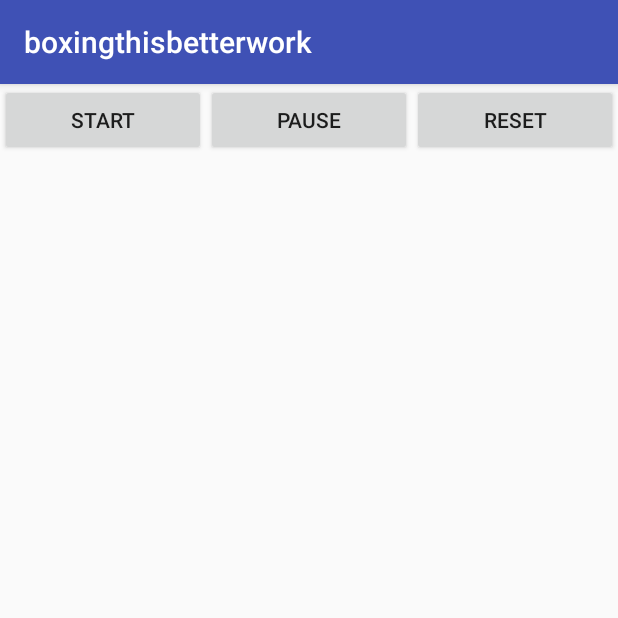
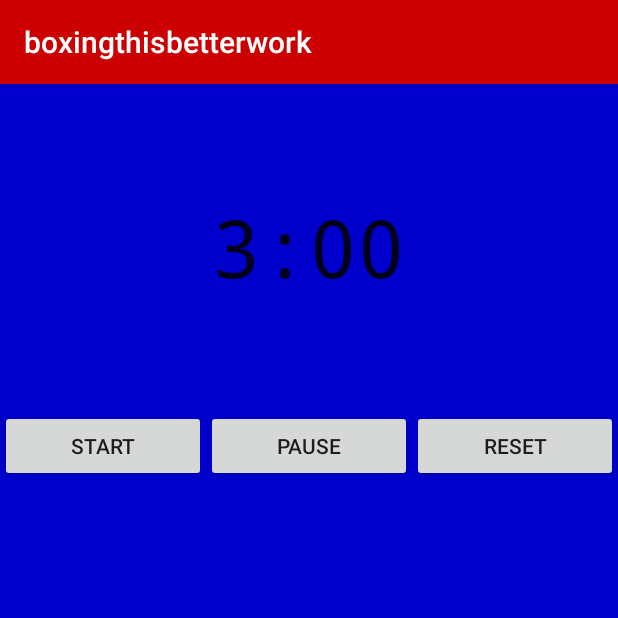
Before and after one commit to matthewthekramer/boxingthisbetterwork, an Android app: the screen it shows after launch (MainActivity), on a phone screen of 412 x 824 dp, the top half of it. Run offline under Robolectric (Android 15) with nearby library versions, the phone set to English and light mode, and no system bars.

Commit message:
Front end alterations for styling, back end alterations to change background color on timer state change. Timer now editable when not running and not editable when running.

```diff
--- a/app/src/main/java/com/hackers/matt/boxingthisbetterwork/MainActivity.java
+++ b/app/src/main/java/com/hackers/matt/boxingthisbetterwork/MainActivity.java
@@ -1,10 +1,14 @@
 package com.hackers.matt.boxingthisbetterwork;
 
+import android.content.Context;
+import android.support.v4.content.ContextCompat;
 import android.support.v7.app.AppCompatActivity;
 import android.os.Bundle;
 import android.util.Log;
 import android.view.View;
 import android.widget.Button;
+import android.widget.EditText;
+import android.widget.LinearLayout;
 import android.widget.TextView;
 import android.os.CountDownTimer;
 import org.w3c.dom.Text;
@@ -15,7 +19,8 @@ public class MainActivity extends AppCompatActivity {
     public boolean canceled = false;
     long milliLeft,min,sec;
     Button button,button2,button3;
-    TextView textView;
+    TextView timerText;
+    LinearLayout layout;
 
     @Override
     protected void onCreate(Bundle savedInstanceState) {
@@ -24,19 +29,24 @@ public class MainActivity extends AppCompatActivity {
         button = (Button) findViewById(R.id.Start);
         button2 = (Button) findViewById(R.id.Pause);
         button3 = (Button) findViewById(R.id.Reset);
-        textView = (TextView) findViewById(R.id.countdownClock);
-        final CountDownTimer ctd = new CountDownTimer(300000, 1000) {
+        timerText = (EditText) findViewById(R.id.countdownClock);
+        layout = (LinearLayout) findViewById(R.id.mainLayout);
+
+        final CountDownTimer ctd = new CountDownTimer(100000, 1000) {
+
             @Override
             public void onTick(long millisUntilFinished) {
                 milliLeft = millisUntilFinished;
                 min = (milliLeft/(1000*60));
                 sec = (milliLeft/1000 - min * 60);
-                textView.setText(Long.toString(min)+ ":" + Long.toString(sec));
+                timerText.setText(Long.toString(min)+ ":" + Long.toString(sec));
             }
 
             @Override
             public void onFinish() {
-                textView.setText("FINISH!!!!");
+                timerText.setText("FINISH!!!!");
+                layout.setBackgroundColor(ContextCompat.getColor(layout.getContext(), R.color.colorDone));
+                timerText.setEnabled(true);
             }
 
         };
@@ -44,6 +54,10 @@ public class MainActivity extends AppCompatActivity {
         {
             public void onClick(View v) {
                 ctd.start();
+                View someView = findViewById(R.id.mainLayout);
+                View root = someView.getRootView();
+                layout.setBackgroundColor(ContextCompat.getColor(layout.getContext(), R.color.colorActive));
+                timerText.setEnabled(false);
             }
 
         });
--- a/app/src/main/res/layout/activity_main.xml
+++ b/app/src/main/res/layout/activity_main.xml
@@ -1,15 +1,32 @@
 <?xml version="1.0" encoding="utf-8"?>
-<RelativeLayout xmlns:android="http://schemas.android.com/apk/res/android"
+<LinearLayout xmlns:android="http://schemas.android.com/apk/res/android"
     xmlns:app="http://schemas.android.com/apk/res-auto"
     xmlns:tools="http://schemas.android.com/tools"
-    android:layout_width="wrap_content"
-    android:layout_height="wrap_content"
-    tools:context="com.hackers.matt.boxingthisbetterwork.MainActivity">
+    android:layout_width="match_parent"
+    android:layout_height="match_parent"
+    tools:context="com.hackers.matt.boxingthisbetterwork.MainActivity"
+    android:background="@color/colorNeutral"
+    android:id="@+id/mainLayout"
+    android:orientation="vertical">
+
+    <EditText
+        android:id="@+id/countdownClock"
+        android:layout_width="match_parent"
+        android:text="3:00"
+        android:gravity="center"
+        android:layout_weight=".2"
+        android:inputType="time"
+        android:ems="10"
+        android:layout_height="wrap_content"
+        android:textAppearance="@style/TextTheme"
+
+        />
 
     <LinearLayout
-        android:id="@+id/linearLayout"
+        android:id="@+id/timerButtons"
         android:layout_width="match_parent"
         android:layout_height="wrap_content"
+        android:layout_weight=".8"
         android:orientation="horizontal">
 
         <Button
@@ -41,12 +58,7 @@
 
     </LinearLayout>
 
-    <TextView
-        android:layout_width="match_parent"
-        android:layout_height="wrap_content"
-        android:id="@+id/countdownClock"
-        android:layout_below="@id/linearLayout"
-        />
 
 
-</RelativeLayout>
+
+</LinearLayout>
--- a/app/src/main/res/values/colors.xml
+++ b/app/src/main/res/values/colors.xml
@@ -1,6 +1,10 @@
 <?xml version="1.0" encoding="utf-8"?>
 <resources>
-    <color name="colorPrimary">#3F51B5</color>
-    <color name="colorPrimaryDark">#303F9F</color>
-    <color name="colorAccent">#FF4081</color>
+    <color name="colorPrimary">#cc0000</color>
+    <color name="colorPrimaryDark">#800000</color>
+    <color name="colorAccent">#0000cc</color>
+    <color name="colorTextPrimary">#ffdddd</color>
+    <color name="colorNeutral">#0000cc</color>
+    <color name="colorActive">#00cc00</color>
+    <color name="colorDone">#cc0000</color>
 </resources>
--- a/app/src/main/res/values/styles.xml
+++ b/app/src/main/res/values/styles.xml
@@ -8,4 +8,10 @@
         <item name="colorAccent">@color/colorAccent</item>
     </style>
 
+    <style name="TextTheme" parent="AppTheme">
+        <item name="android:textColor">@color/colorTextPrimary</item>
+        <item name="android:typeface">monospace</item>
+        <item name="android:textSize">24pt</item>
+    </style>
+
 </resources>
```
